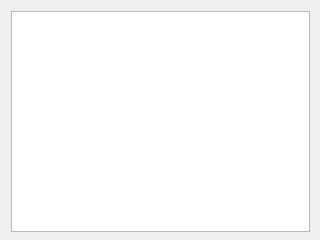
This is updatewindow.ui in ExistOS-Team/ExistOS_Updater_v2 as Qt 5 draws it before an edit. The edited form follows.
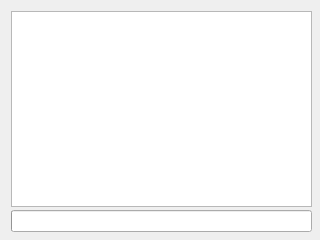
This is the edited form.

Commit message: v1.0.4.1 support EDB serial mode & display flashing progress and details

Patch:
```diff
--- a/updatewindow.ui
+++ b/updatewindow.ui
@@ -25,15 +25,18 @@
   <property name="windowTitle">
    <string>Dialog</string>
   </property>
-  <widget class="QTextEdit" name="textEdit">
+  <widget class="QWidget" name="">
    <property name="geometry">
     <rect>
      <x>11</x>
      <y>11</y>
-     <width>299</width>
+     <width>301</width>
      <height>221</height>
     </rect>
    </property>
+   <layout class="QVBoxLayout" name="verticalLayout">
+    <item>
+     <widget class="QTextEdit" name="textEdit">
    <property name="minimumSize">
     <size>
      <width>299</width>
@@ -46,6 +49,19 @@
    <property name="readOnly">
     <bool>true</bool>
    </property>
+     </widget>
+    </item>
+    <item>
+     <widget class="QProgressBar" name="progressBar">
+      <property name="value">
+       <number>0</number>
+      </property>
+      <property name="textVisible">
+       <bool>false</bool>
+      </property>
+     </widget>
+    </item>
+   </layout>
   </widget>
  </widget>
  <resources/>
```
Lines whose indentation alone changed are shown as unchanged. The commit also changes 12 other files.
